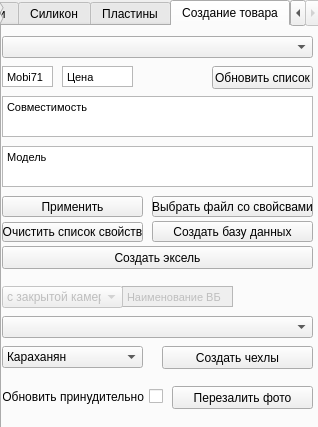
gora5624/Python, file WB/MakePrint/ui/MakeBookPrintUi.ui: the form before one commit.
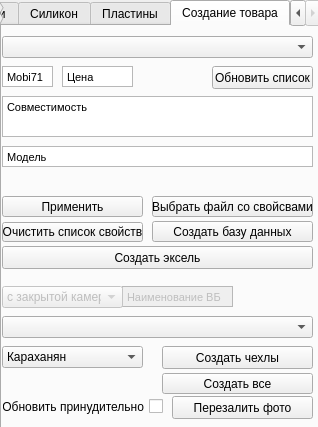
The form after the commit.

```diff
--- a/WB/MakePrint/ui/MakeBookPrintUi.ui
+++ b/WB/MakePrint/ui/MakeBookPrintUi.ui
@@ -336,7 +336,7 @@
      <property name="geometry">
       <rect>
        <x>170</x>
-       <y>360</y>
+       <y>370</y>
        <width>141</width>
        <height>23</height>
       </rect>
@@ -466,7 +466,7 @@
        <x>0</x>
        <y>120</y>
        <width>311</width>
-       <height>41</height>
+       <height>21</height>
       </rect>
      </property>
      <property name="verticalScrollBarPolicy">
@@ -562,7 +562,7 @@
      <property name="geometry">
       <rect>
        <x>0</x>
-       <y>360</y>
+       <y>370</y>
        <width>161</width>
        <height>21</height>
       </rect>
@@ -613,6 +613,19 @@
       <string>Создать базу данных</string>
      </property>
     </widget>
+    <widget class="QPushButton" name="CreateCaseAll">
+     <property name="geometry">
+      <rect>
+       <x>160</x>
+       <y>347</y>
+       <width>151</width>
+       <height>21</height>
+      </rect>
+     </property>
+     <property name="text">
+      <string>Создать все</string>
+     </property>
+    </widget>
    </widget>
   </widget>
  </widget>
```
